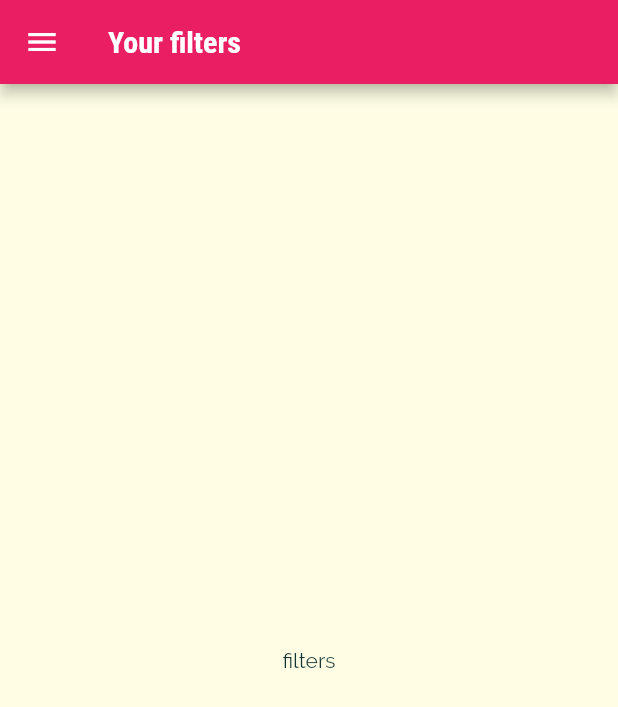
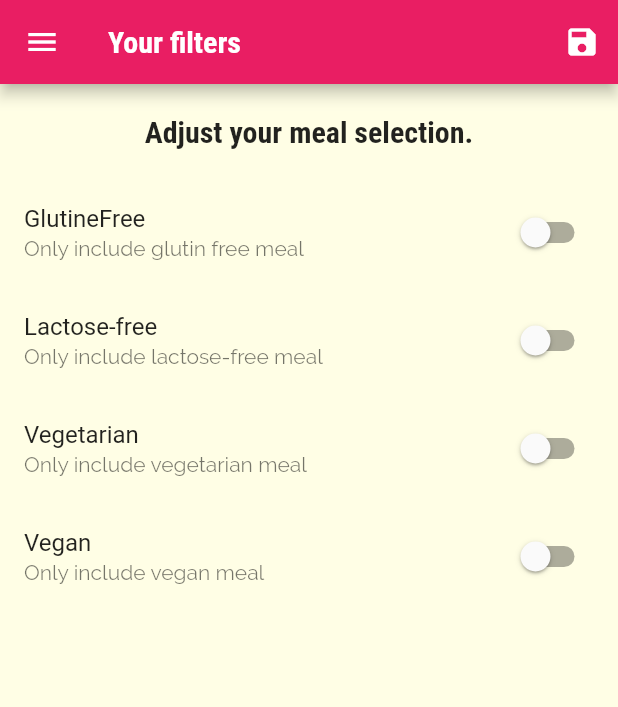
Before and after one commit to oNora/flutter-playground, a Flutter app: the FiltersScreen screen opened by its route, on a phone screen of 412 x 824 dp. Shown: the top 707 px of the screen. Run offline on Flutter 3.47's test engine with Material 2 defaults, Android fonts, the phone set to English and light mode, and no system bars.

Commit message:
add filters funtionality

```diff
--- a/meals_app/lib/main.dart
+++ b/meals_app/lib/main.dart
@@ -5,10 +5,50 @@ import './screens/tabs_screen.dart';
 import './screens/categories_screem.dart';
 import './screens/category_meals_creen.dart';
 import './screens/meal_detail_screen.dart';
+import 'dummy_data.dart';
+import './models/meal.dart';
 
 void main() => runApp(MyApp());
 
-class MyApp extends StatelessWidget {
+class MyApp extends StatefulWidget {
+  @override
+  _MyAppState createState() => _MyAppState();
+}
+
+class _MyAppState extends State<MyApp> {
+  Map<String, bool> _filters = {
+    'gluten': false,
+    'lactose': false,
+    'vegetarian': false,
+    'vegan': false
+  };
+  List<Meal> _avalibleMeals = DUMMY_MEALS;
+
+  void _setFilters(Map<String, bool> filterData) {
+    setState(() {
+      _filters = filterData;
+
+      _avalibleMeals = DUMMY_MEALS.where((meal) {
+        if (_filters['gluten'] && !meal.isGlutenFree) {
+          return false;
+        }
+
+        if (_filters['lactose'] && !meal.isLactoseFree) {
+          return false;
+        }
+
+        if (_filters['vegan'] && !meal.isVegan) {
+          return false;
+        }
+
+        if (_filters['vegetarian'] && !meal.isVegetarian) {
+          return false;
+        }
+        return true;
+      }).toList();
+    });
+  }
+
   @override
   Widget build(BuildContext context) {
     return MaterialApp(
@@ -31,16 +71,17 @@ class MyApp extends StatelessWidget {
       // home: CategoriesScreen(),
       routes: {
         '/': (ctx) => TabsScreen(), // second way to set the home route
-        CategoryMealsScreen.routeName: (ctx) => CategoryMealsScreen(),
+        CategoryMealsScreen.routeName: (ctx) =>
+            CategoryMealsScreen(_avalibleMeals),
         MealDetailScreen.routName: (ctx) => MealDetailScreen(),
-        FiltersScreen.routName: (ctx) => FiltersScreen(),
+        FiltersScreen.routName: (ctx) => FiltersScreen(_filters, _setFilters),
       },
       // use this to decided based on parameters which rout to choose
       onGenerateRoute: (setting) {
         print(setting.arguments);
         return MaterialPageRoute(builder: (ctx) => CategoriesScreen());
       },
-      // like for web
+      // like 404 for web
       onUnknownRoute: (settings) {
         return MaterialPageRoute(builder: (ctx) => CategoriesScreen());
       },
--- a/meals_app/lib/screens/category_meals_creen.dart
+++ b/meals_app/lib/screens/category_meals_creen.dart
@@ -1,10 +1,12 @@
 import 'package:flutter/material.dart';
-import '../dummy_data.dart';
 import '../widgets/meal_item.dart';
 import '../models/meal.dart';
 
 class CategoryMealsScreen extends StatefulWidget {
   static const routeName = '/category-meals';
+  final List<Meal> avalibleMeals;
+
+  CategoryMealsScreen(this.avalibleMeals);
 
   @override
   State<CategoryMealsScreen> createState() => _CategoryMealsScreenState();
@@ -28,7 +30,7 @@ class _CategoryMealsScreenState extends State<CategoryMealsScreen> {
       categoryTitle = routArgs['title'];
       final categoryId = routArgs['id'];
 
-      displayedMeals = DUMMY_MEALS.where((meal) {
+      displayedMeals = widget.avalibleMeals.where((meal) {
         return meal.categories.contains(categoryId);
       }).toList();
       _loadedInitData = true;
--- a/meals_app/lib/screens/filters_screen.dart
+++ b/meals_app/lib/screens/filters_screen.dart
@@ -2,17 +2,120 @@ import 'package:flutter/material.dart';
 
 import '../widgets/main_drawer.dart';
 
-class FiltersScreen extends StatelessWidget {
+class FiltersScreen extends StatefulWidget {
   static const routName = '/filters';
+
+  final Function saveFilters;
+  final Map<String, bool> currentFilers;
+
+  FiltersScreen(this.currentFilers, this.saveFilters);
+
+  @override
+  State<FiltersScreen> createState() => _FiltersScreenState();
+}
+
+class _FiltersScreenState extends State<FiltersScreen> {
+  bool _glutinFree = false;
+  bool _vegatarian = false;
+  bool _vegan = false;
+  bool _lactoseFree = false;
+
+  @override
+  initState() {
+    _glutinFree = widget.currentFilers['gluten'];
+    _lactoseFree = widget.currentFilers['lactose'];
+    _vegatarian = widget.currentFilers['vegetarian'];
+    _vegan = widget.currentFilers['vegan'];
+    super.initState();
+  }
+
+  Widget _buildSwitchListTile(
+    String title,
+    String decription,
+    bool currentValue,
+    Function updateValue,
+  ) {
+    return SwitchListTile(
+      title: Text(title),
+      value: currentValue,
+      subtitle: Text(decription),
+      onChanged: updateValue,
+    );
+  }
 
   @override
   Widget build(BuildContext context) {
     return Scaffold(
       appBar: AppBar(
         title: Text('Your filters'),
+        actions: <Widget>[
+          IconButton(
+              onPressed: () {
+                final selectedFilters = {
+                  'gluten': _glutinFree,
+                  'lactose': _lactoseFree,
+                  'vegetarian': _vegatarian,
+                  'vegan': _vegan
+                };
+                widget.saveFilters(selectedFilters);
+              },
+              icon: Icon(Icons.save))
+        ],
       ),
       drawer: MainDrawer(),
-      body: Center(child: Text('filters')),
+      body: Column(children: <Widget>[
+        Container(
+          padding: EdgeInsets.all(20),
+          child: Text('Adjust your meal selection.',
+              style: Theme.of(context).textTheme.headline6),
+        ),
+        Expanded(
+          child: ListView(
+            children: <Widget>[
+              _buildSwitchListTile(
+                'GlutineFree',
+                'Only include glutin free meal',
+                _glutinFree,
+                (newValue) {
+                  setState(() {
+                    _glutinFree = newValue;
+                  });
+                },
+              ),
+              _buildSwitchListTile(
+                'Lactose-free',
+                'Only include lactose-free meal',
+                _lactoseFree,
+                (newValue) {
+                  setState(() {
+                    _lactoseFree = newValue;
+                  });
+                },
+              ),
+              _buildSwitchListTile(
+                'Vegetarian',
+                'Only include vegetarian meal',
+                _vegatarian,
+                (newValue) {
+                  setState(() {
+                    _vegatarian = newValue;
+                  });
+                },
+              ),
+              _buildSwitchListTile(
+                'Vegan',
+                'Only include vegan meal',
+                _vegan,
+                (newValue) {
+                  setState(() {
+                    _vegan = newValue;
+                  });
+                },
+              ),
+            ],
+          ),
+        )
+      ]),
     );
   }
 }
```
